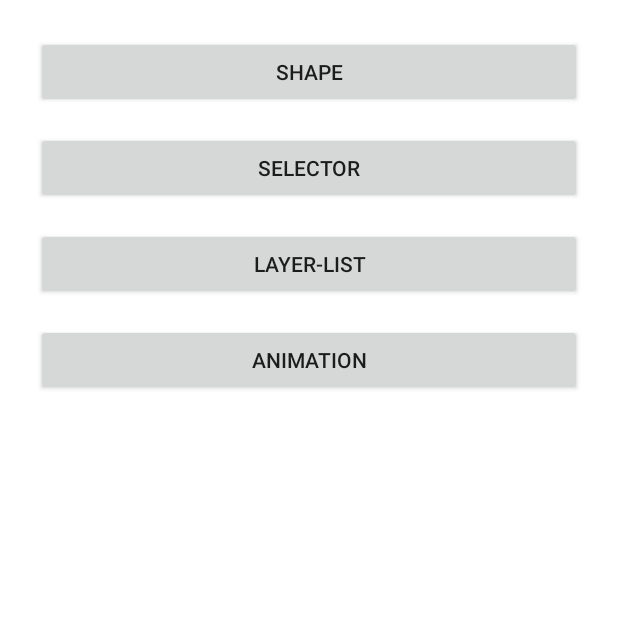
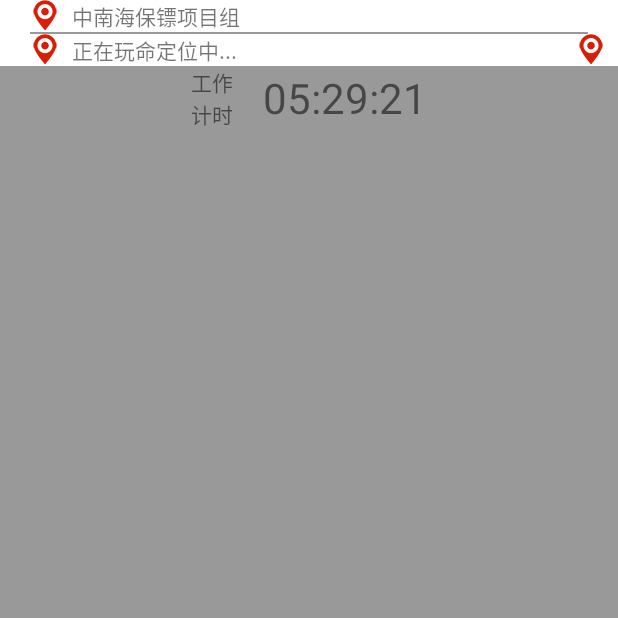
Before and after one commit to shenjianli/Fly, an Android app: the MainActivity screen opened directly, with no data from a screen before it, after a tap on "TEST", on a phone screen of 412 x 824 dp, the top half of it. Run offline under Robolectric (Android 15) with nearby library versions, the phone set to English and light mode, and no system bars; our stand-ins replace ButterKnife; 1 statement that could not run was skipped.

Commit message:
百度定位代码提交

```diff
--- a/app/src/main/AndroidManifest.xml
+++ b/app/src/main/AndroidManifest.xml
@@ -70,10 +70,10 @@
             android:configChanges="orientation|keyboardHidden|screenSize"
             android:theme="@style/FullscreenTheme"></activity>
 
-        <activity android:name=".app.engine.map.drag.GetAddressByMapActivity"
+        <activity android:name=".app.activity.GetAddressByMapActivity"
             android:label="@string/get_map_address">
         </activity>
-
+        <activity android:name=".app.activity.SignInOutActivity"/>
         <meta-data
             android:name="com.baidu.lbsapi.API_KEY"
             android:value="lcUd8117OeO2NuOC2NNNvHrIhLM4SFEg" />
--- a/app/src/main/java/com/shenjianli/fly/app/engine/map/drag/GetAddressByMapActivity.java
+++ b/app/src/main/java/com/shenjianli/fly/app/activity/GetAddressByMapActivity.java
@@ -1,4 +1,4 @@
-package com.shenjianli.fly.app.engine.map.drag;
+package com.shenjianli.fly.app.activity;
 
 import android.app.AlertDialog.Builder;
 import android.content.BroadcastReceiver;
@@ -33,6 +33,10 @@ import com.shenjianli.fly.R;
 import com.shenjianli.fly.app.engine.map.MapResultData;
 import com.shenjianli.fly.app.engine.map.ShowMapData;
 import com.shenjianli.fly.app.engine.map.UpdateMapResultListener;
+import com.shenjianli.fly.app.engine.map.drag.ConsigneeAddress;
+import com.shenjianli.fly.app.engine.map.drag.ContentAdapter;
+import com.shenjianli.fly.app.engine.map.drag.DragActionInterface;
+import com.shenjianli.fly.app.engine.map.drag.DragBaiduMapAction;
 import com.shenjianli.shenlib.base.BaseActivity;
 import com.shenjianli.shenlib.util.LogUtils;
 
--- a/app/src/main/java/com/shenjianli/fly/app/activity/MainActivity.java
+++ b/app/src/main/java/com/shenjianli/fly/app/activity/MainActivity.java
@@ -77,6 +77,7 @@ public class MainActivity extends AppCompatActivity implements NetBroadcastRecei
             }
         },"001");
         Intent intent = new Intent(this, StyleMainActivity.class);
+        intent = new Intent(this,SignInOutActivity.class);
         startActivity(intent);
     }
 
--- /dev/null
+++ b/app/src/main/java/com/shenjianli/fly/app/activity/SignInOutActivity.java
@@ -0,0 +1,54 @@
+package com.shenjianli.fly.app.activity;
+
+import android.os.Bundle;
+import android.widget.TextView;
+
+import com.shenjianli.fly.R;
+import com.shenjianli.fly.app.engine.map.BaiduLocationAction;
+import com.shenjianli.fly.app.engine.map.MapResultData;
+import com.shenjianli.fly.app.engine.map.UpdateMapResultListener;
+import com.shenjianli.shenlib.base.BaseActivity;
+
+import butterknife.Bind;
+import butterknife.ButterKnife;
+
+/**
+ * Created by edianzu on 2016/9/30.
+ */
+public class SignInOutActivity extends BaseActivity implements UpdateMapResultListener {
+
+    @Bind(R.id.project_name)
+    TextView projectName;
+    @Bind(R.id.location_address)
+    TextView locationAddress;
+    @Bind(R.id.employee_work_time)
+    TextView employeeWorkTime;
+
+    private BaiduLocationAction baiduLocationAction;
+
+    @Override
+    protected void onCreate(Bundle savedInstanceState) {
+        super.onCreate(savedInstanceState);
+        setContentView(R.layout.activity_sigin_in_out);
+        ButterKnife.bind(this);
+        baiduLocationAction = new BaiduLocationAction(this,this);
+    }
+
+    @Override
+    protected void onResume() {
+        super.onResume();
+    }
+
+    @Override
+    public void updateMapResult(MapResultData data) {
+        if(null != data){
+            boolean success = data.isSuccess();
+            if(success){
+                String  address = (String) data.getResult();
+                if(null != locationAddress){
+                    locationAddress.setText(address);
+                }
+            }
+        }
+    }
+}
--- /dev/null
+++ b/app/src/main/java/com/shenjianli/fly/app/engine/map/BaiduLocationAction.java
@@ -0,0 +1,43 @@
+package com.shenjianli.fly.app.engine.map;
+
+import android.content.Context;
+import android.widget.Toast;
+
+/**
+ * Created by edianzu on 2016/9/30.
+ */
+public class BaiduLocationAction implements BaiduLocation.LocationResultListener {
+
+    private BaiduLocation mBaiduLocation;
+    private UpdateMapResultListener mUpdateMapResultListener;
+    private Context mContext;
+
+    @Override
+    public void updateLocationResult(double lat, double log, String address, boolean isSuccess) {
+        if(isSuccess){
+            if(null != mUpdateMapResultListener){
+                MapResultData mapResultData = new MapResultData(isSuccess);
+                mapResultData.setResult(address);
+                mUpdateMapResultListener.updateMapResult(mapResultData);
+            }
+        }
+        else{
+            Toast.makeText(mContext, "很报歉，没有找到定位相关信息", Toast.LENGTH_SHORT).show();
+        }
+    }
+
+    public BaiduLocationAction(Context context, UpdateMapResultListener resultListener){
+        this.mContext = context;
+        this.mUpdateMapResultListener = resultListener;
+        initBaidu();
+    }
+
+    private void initBaidu() {
+        mBaiduLocation = new BaiduLocation(mContext,this);
+        if(null != mBaiduLocation){
+            mBaiduLocation.startLocation();
+        }
+    }
+
+
+}
--- /dev/null
+++ b/app/src/main/res/layout/activity_sigin_in_out.xml
@@ -0,0 +1,100 @@
+<?xml version="1.0" encoding="utf-8"?>
+<LinearLayout
+    xmlns:android="http://schemas.android.com/apk/res/android"
+    android:layout_width="match_parent"
+    android:layout_height="match_parent"
+    android:background="@color/main_bg_gray"
+    android:orientation="vertical">
+
+    <LinearLayout
+        android:layout_width="match_parent"
+        android:layout_height="wrap_content"
+        android:orientation="vertical"
+        android:background="@color/white">
+
+        <LinearLayout
+            android:layout_width="wrap_content"
+            android:layout_height="wrap_content"
+            android:layout_marginLeft="20dp">
+
+            <ImageView
+                android:id="@+id/project_logo"
+                android:layout_width="wrap_content"
+                android:layout_height="wrap_content"
+                android:src="@drawable/icbc_baidu_location_lable"/>
+
+            <TextView
+                android:id="@+id/project_name"
+                android:layout_width="wrap_content"
+                android:layout_height="wrap_content"
+                android:layout_marginLeft="8dp"
+                android:text="中南海保镖项目组"/>
+
+        </LinearLayout>
+
+
+        <View
+            android:layout_width="match_parent"
+            android:layout_height="1dp"
+            android:layout_marginLeft="20dp"
+            android:layout_marginRight="20dp"
+            android:background="@color/main_bg_gray"/>
+
+        <RelativeLayout
+            android:layout_width="match_parent"
+            android:layout_height="wrap_content"
+            android:layout_marginLeft="20dp"
+            >
+            <ImageView
+                android:id="@+id/location_icon"
+                android:layout_width="wrap_content"
+                android:layout_height="wrap_content"
+                android:layout_alignParentLeft="true"
+                android:src="@drawable/icbc_baidu_location_lable"/>
+            <TextView
+                android:id="@+id/location_address"
+                android:layout_width="wrap_content"
+                android:layout_height="wrap_content"
+                android:layout_marginLeft="8dp"
+                android:layout_toRightOf="@id/location_icon"
+                android:text="正在玩命定位中..."/>
+            <ImageView
+                android:layout_width="wrap_content"
+                android:layout_height="wrap_content"
+                android:layout_marginRight="8dp"
+                android:layout_alignParentRight="true"
+                android:src="@drawable/icbc_baidu_location_lable"/>
+        </RelativeLayout>
+    </LinearLayout>
+
+    <LinearLayout
+        android:layout_width="match_parent"
+        android:layout_height="wrap_content"
+        android:orientation="horizontal"
+        android:gravity="center"
+        >
+        <LinearLayout
+            android:layout_width="wrap_content"
+            android:layout_height="wrap_content"
+            android:orientation="vertical"
+            >
+            <TextView
+                android:layout_width="wrap_content"
+                android:layout_height="wrap_content"
+                android:text="工作"/>
+            <TextView
+                android:layout_width="wrap_content"
+                android:layout_height="wrap_content"
+                android:text="计时"/>
+        </LinearLayout>
+
+        <TextView
+            android:id="@+id/employee_work_time"
+            android:layout_width="wrap_content"
+            android:layout_height="wrap_content"
+            android:layout_marginLeft="20dp"
+            android:textSize="28sp"
+            android:text="05:29:21"/>
+
+    </LinearLayout>
+</LinearLayout>
--- a/app/src/main/res/values/colors.xml
+++ b/app/src/main/res/values/colors.xml
@@ -4,13 +4,14 @@
     <color name="colorPrimaryDark">#303F9F</color>
     <color name="colorAccent">#FF4081</color>
 
+    <color name="main_bg_gray">#999999</color>
     <color name="black_overlay">#66000000</color>
 
 
     <color name="Orange">#ff5722</color>
     <color name="DeepPurple">#673AB7</color>
     <color name="DeepPurple900">#311B92</color>
-    <color name="White">#fff</color>
+    <color name="white">#fff</color>
     <color name="Gray">#888888</color>
     <color name="Gray100">#dddddd</color>
     <color name="Gray600">#999999</color>
```
Also changed, not shown: app/src/main/java/com/shenjianli/fly/app/widget/ItemLayout.java (added, +80 -0 lines), app/src/main/res/layout/activity_item_layout.xml (added, +100 -0 lines), app/src/main/res/values/attrs.xml (+15 -0 lines), 2 other files.
